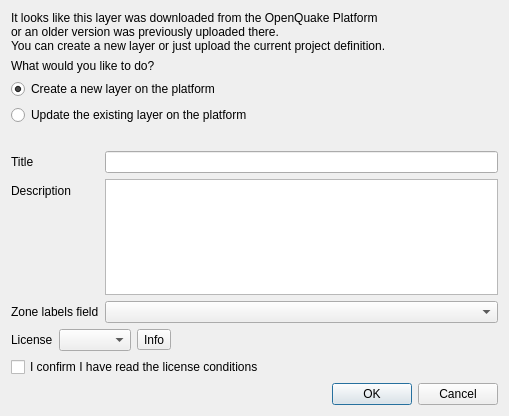
gem/oq-irmt-qgis, file svir/ui/ui_upload_settings.ui: the form before one commit.
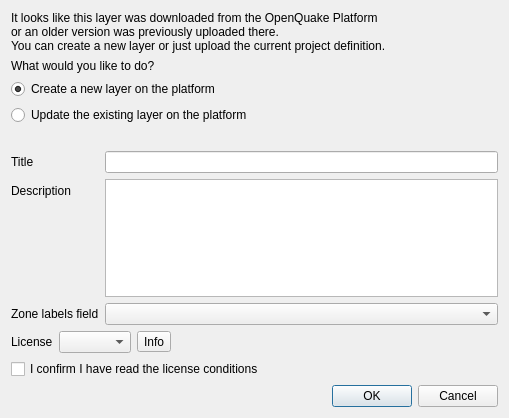
The form after the commit. Icons and pictures are not drawn.

```diff
--- a/svir/ui/ui_upload_settings.ui
+++ b/svir/ui/ui_upload_settings.ui
@@ -7,7 +7,7 @@
     <x>0</x>
     <y>0</y>
     <width>509</width>
-    <height>416</height>
+    <height>418</height>
    </rect>
   </property>
   <property name="windowTitle">
@@ -143,6 +143,18 @@
     </widget>
    </item>
    <item>
+    <layout class="QHBoxLayout" name="horizontalLayout">
+     <property name="topMargin">
+      <number>0</number>
+     </property>
+     <item>
+      <widget class="QLabel" name="label_2">
+       <property name="text">
+        <string>&lt;html&gt;&lt;head/&gt;&lt;body&gt;&lt;p&gt;&lt;img src=&quot;:/plugins/irmt/oq_logo.svg.png&quot;/&gt;&lt;/p&gt;&lt;/body&gt;&lt;/html&gt;</string>
+       </property>
+      </widget>
+     </item>
+     <item>
     <widget class="QDialogButtonBox" name="buttonBox">
      <property name="orientation">
       <enum>Qt::Horizontal</enum>
@@ -151,6 +163,8 @@
       <set>QDialogButtonBox::Cancel|QDialogButtonBox::Ok</set>
      </property>
     </widget>
+     </item>
+    </layout>
    </item>
   </layout>
  </widget>
```
Lines whose indentation alone changed are shown as unchanged.
